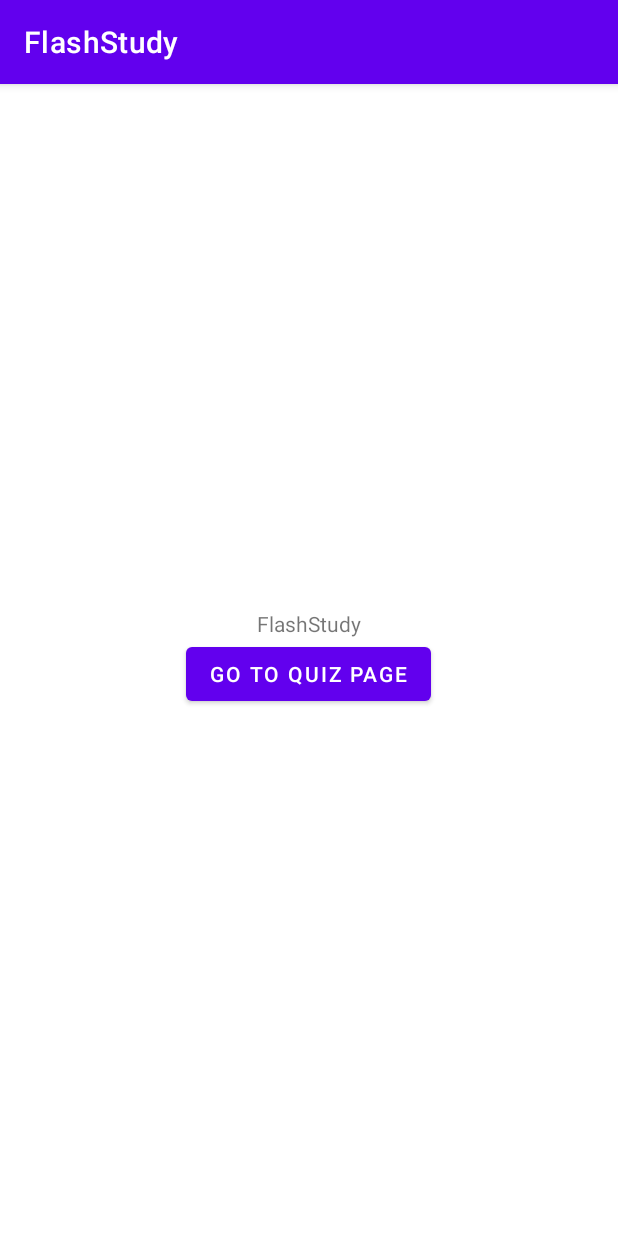
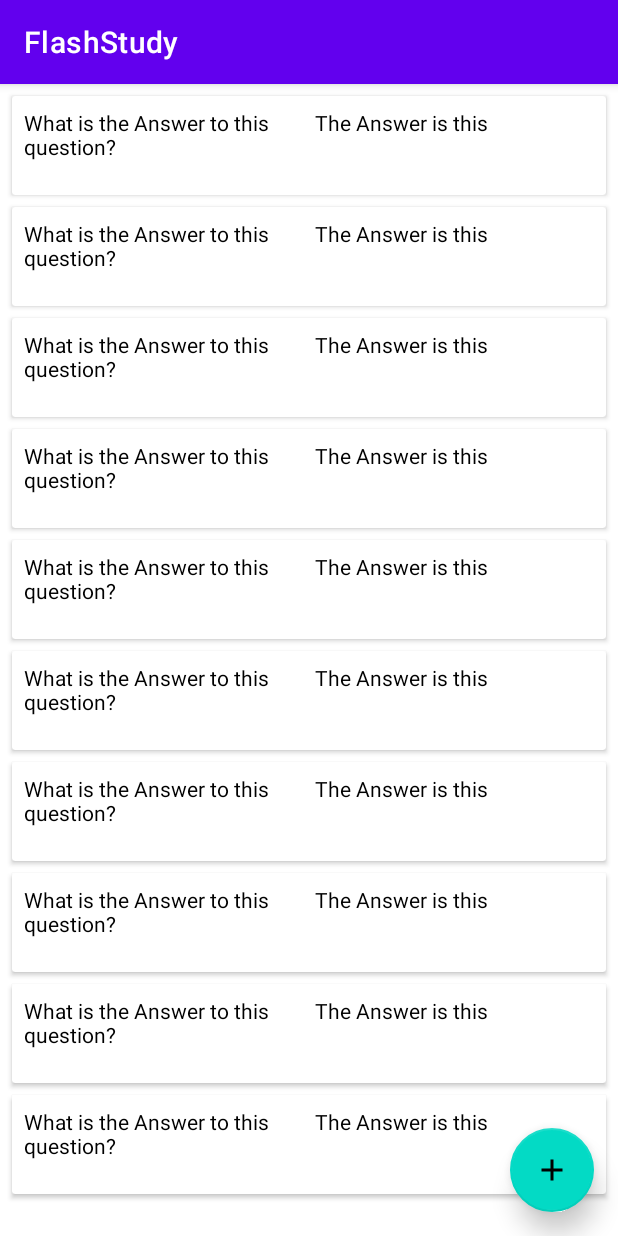
Before and after one commit to csc567-final-project/FlashStudy, an Android app: the FlashCardSetActivity screen opened directly, with no data from a screen before it, on a phone screen of 412 x 824 dp. Run offline under Robolectric (Android 15) with nearby library versions, the phone set to English and light mode, and no system bars.

Commit message:
add page to list flash cards

```diff
--- a/app/build.gradle
+++ b/app/build.gradle
@@ -42,4 +42,6 @@ dependencies {
     testImplementation 'junit:junit:4.+'
     androidTestImplementation 'androidx.test.ext:junit:1.1.2'
     androidTestImplementation 'androidx.test.espresso:espresso-core:3.3.0'
+    implementation "androidx.recyclerview:recyclerview:1.1.0"
+    implementation "androidx.cardview:cardview:1.0.0"
 }
--- /dev/null
+++ b/app/src/main/java/com/csc567/android/flashstudy/FlashCard.kt
@@ -0,0 +1,3 @@
+package com.csc567.android.flashstudy
+
+data class FlashCard(val question: String, val answer: String)
--- /dev/null
+++ b/app/src/main/java/com/csc567/android/flashstudy/FlashCardAdapter.kt
@@ -0,0 +1,32 @@
+package com.csc567.android.flashstudy
+
+import android.view.LayoutInflater
+import android.view.View
+import android.view.ViewGroup
+import android.widget.TextView
+import androidx.recyclerview.widget.RecyclerView
+
+class FlashCardAdapter (private val flashCardList: List<FlashCard>): RecyclerView.Adapter<FlashCardAdapter.FlashCardViewHolder>() {
+    class FlashCardViewHolder(itemView: View) : RecyclerView.ViewHolder(itemView) {
+        val questionView: TextView = itemView.findViewById(R.id.flash_card_question_view)
+        val answerView: TextView = itemView.findViewById(R.id.flash_card_answer_view)
+    }
+
+    override fun onCreateViewHolder(parent: ViewGroup, viewType: Int): FlashCardViewHolder {
+        val itemView = LayoutInflater.from(parent.context).inflate(R.layout.flash_card_item,
+            parent, false)
+
+        return FlashCardViewHolder(itemView)
+    }
+
+    override fun onBindViewHolder(holder: FlashCardViewHolder, position: Int) {
+        val currentItem = flashCardList[position]
+
+        holder.questionView.text = currentItem.question
+        holder.answerView.text = currentItem.answer
+    }
+
+    override fun getItemCount() = flashCardList.size
+
+
+}
--- a/app/src/main/java/com/csc567/android/flashstudy/FlashCardSetActivity.kt
+++ b/app/src/main/java/com/csc567/android/flashstudy/FlashCardSetActivity.kt
@@ -4,21 +4,33 @@ import android.content.Intent
 import androidx.appcompat.app.AppCompatActivity
 import android.os.Bundle
 import android.widget.Button
+import androidx.recyclerview.widget.LinearLayoutManager
+import androidx.recyclerview.widget.RecyclerView
 
 class FlashCardSetActivity : AppCompatActivity() {
-
-    private lateinit var goToQuizButton: Button
 
     override fun onCreate(savedInstanceState: Bundle?) {
         super.onCreate(savedInstanceState)
         setContentView(R.layout.activity_flash_card_set)
 
-        goToQuizButton = findViewById(R.id.quiz_page_button)
+        val cards = getDummyData(10)
 
-        goToQuizButton.setOnClickListener {
-            // Takes you to the quiz page
-            val intent = Intent(this, QuizActivity::class.java)
-            startActivity(intent)
+        val flashCardRecyclerView: RecyclerView = findViewById(R.id.flash_card_recycler)
+
+        flashCardRecyclerView.adapter = FlashCardAdapter(cards)
+        flashCardRecyclerView.layoutManager = LinearLayoutManager(this)
+        flashCardRecyclerView.setHasFixedSize(true)
+
+    }
+
+    private fun getDummyData(size: Int): List<FlashCard> {
+        val list = ArrayList<FlashCard>()
+
+        for (i in 0 until size) {
+            val card = FlashCard("What is the Answer to this question?", "The Answer is this")
+            list += card
         }
+
+        return list
     }
 }
--- /dev/null
+++ b/app/src/main/res/drawable/ic_add.xml
@@ -0,0 +1,10 @@
+<vector xmlns:android="http://schemas.android.com/apk/res/android"
+    android:width="24dp"
+    android:height="24dp"
+    android:viewportWidth="24"
+    android:viewportHeight="24"
+    android:tint="?attr/colorControlNormal">
+  <path
+      android:fillColor="@android:color/white"
+      android:pathData="M19,13h-6v6h-2v-6H5v-2h6V5h2v6h6v2z"/>
+</vector>
--- a/app/src/main/res/layout/activity_flash_card_set.xml
+++ b/app/src/main/res/layout/activity_flash_card_set.xml
@@ -6,27 +6,28 @@
     android:layout_height="match_parent"
     tools:context=".FlashCardSetActivity">
 
-    <LinearLayout xmlns:android="http://schemas.android.com/apk/res/android"
+    <androidx.recyclerview.widget.RecyclerView
+        android:id="@+id/flash_card_recycler"
         android:layout_width="match_parent"
         android:layout_height="match_parent"
-        android:gravity="center"
-        android:orientation="vertical">
+        android:clipToPadding="false"
+        android:padding="4dp"
+        tools:listitem="@layout/flash_card_item" />
 
-        <TextView
-            android:layout_width="wrap_content"
-            android:layout_height="wrap_content"
-            android:text="@string/app_name"
-            app:layout_constraintBottom_toBottomOf="parent"
-            app:layout_constraintLeft_toLeftOf="parent"
-            app:layout_constraintRight_toRightOf="parent"
-            app:layout_constraintTop_toTopOf="parent" />
-
-        <Button
-            android:layout_width="wrap_content"
-            android:layout_height="wrap_content"
-            android:text="Go to Quiz Page"
-            android:id="@+id/quiz_page_button"/>
-
-    </LinearLayout>
+    <com.google.android.material.floatingactionbutton.FloatingActionButton
+        android:id="@+id/add_flash_card_button"
+        android:layout_width="wrap_content"
+        android:layout_height="wrap_content"
+        android:layout_margin="16dp"
+        android:layout_marginEnd="355dp"
+        android:layout_marginBottom="675dp"
+        android:scaleType="center"
+        android:src="@drawable/ic_add"
+        app:borderWidth="1dp"
+        app:elevation="10dp"
+        app:layout_anchor="@id/flash_card_recycler"
+        app:layout_anchorGravity="bottom|right|end"
+        app:layout_constraintBottom_toBottomOf="parent"
+        app:layout_constraintEnd_toEndOf="parent" />
 
 </androidx.constraintlayout.widget.ConstraintLayout>
--- /dev/null
+++ b/app/src/main/res/layout/flash_card_item.xml
@@ -0,0 +1,38 @@
+<?xml version="1.0" encoding="utf-8"?>
+<androidx.cardview.widget.CardView xmlns:android="http://schemas.android.com/apk/res/android"
+    android:layout_width="match_parent"
+    android:layout_height="wrap_content"
+    android:layout_margin="4dp">
+
+    <androidx.constraintlayout.widget.ConstraintLayout
+        android:layout_width="match_parent"
+        android:layout_height="match_parent">
+
+        <LinearLayout
+            android:id="@+id/flash_card_layout"
+            android:layout_width="match_parent"
+            android:layout_height="match_parent"
+            android:orientation="horizontal"
+            android:padding="8dp">
+
+            <TextView
+                android:id="@+id/flash_card_question_view"
+                android:layout_width="0dp"
+                android:layout_height="50dp"
+                android:layout_weight=".50"
+                android:layout_marginEnd="8dp"
+                android:text="Question"
+                android:textColor="@color/black"/>
+
+            <TextView
+                android:id="@+id/flash_card_answer_view"
+                android:layout_width="0dp"
+                android:layout_height="50dp"
+                android:layout_weight=".50"
+                android:text="Answer"
+                android:textColor="@color/black"/>
+        </LinearLayout>
+
+    </androidx.constraintlayout.widget.ConstraintLayout>
+
+</androidx.cardview.widget.CardView>
--- a/app/src/main/res/values/strings.xml
+++ b/app/src/main/res/values/strings.xml
@@ -1,3 +1,16 @@
 <resources>
     <string name="app_name">FlashStudy</string>
+
+    <string-array name="flash_card_sets">
+        <item>Exam 1</item>
+        <item>Exam 2</item>
+        <item>Exam 3</item>
+        <item>Exam 4</item>
+        <item>Exam 5</item>
+        <item>Exam 6</item>
+        <item>Exam 7</item>
+        <item>Exam 8</item>
+        <item>Exam 9</item>
+        <item>Exam 10</item>
+    </string-array>
 </resources>
```
